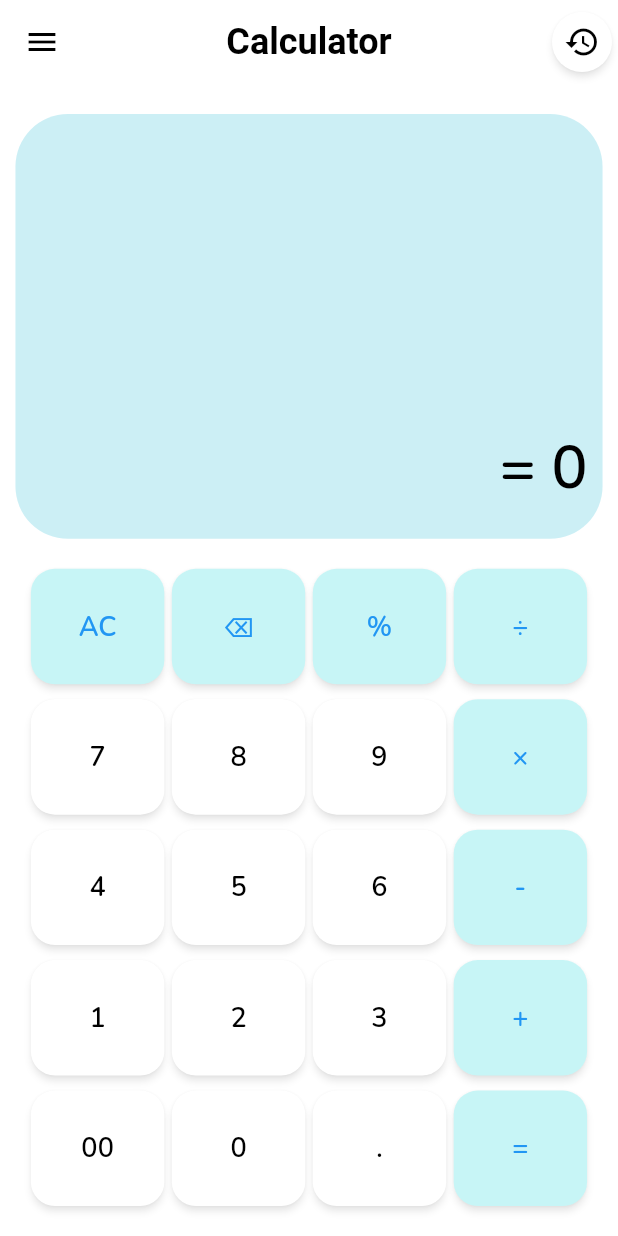
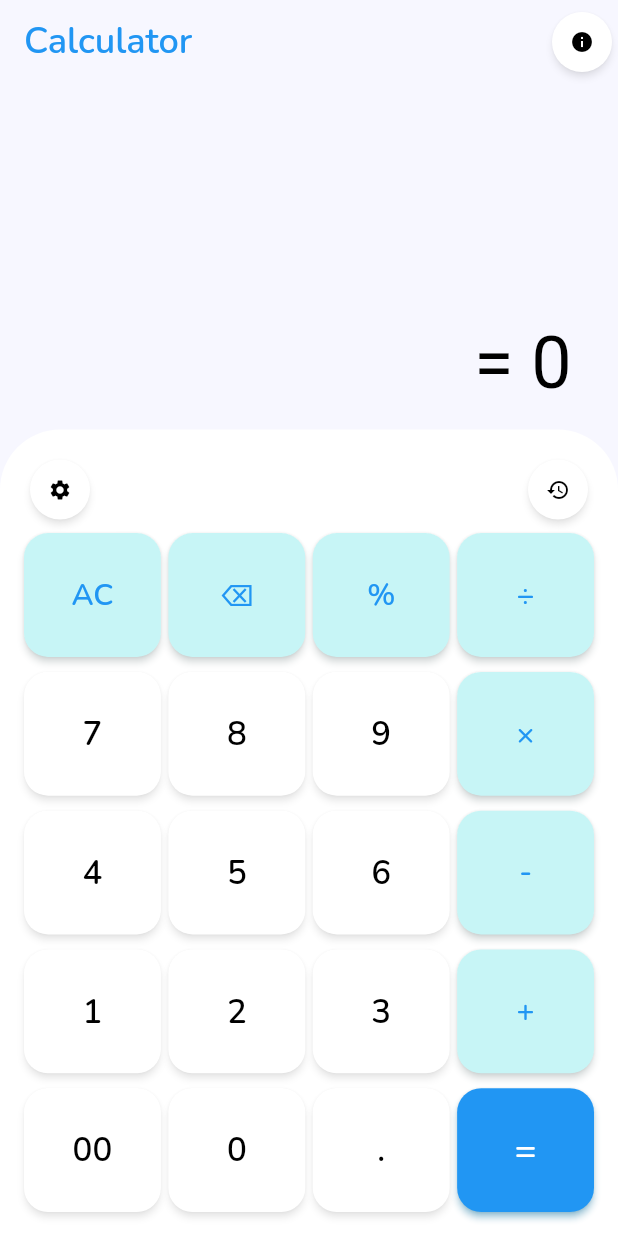
Before and after one commit to momintalha/Simple-Calculator, a Flutter app: the screen it shows after launch, on a phone screen of 412 x 824 dp. Run offline on Flutter 3.47's test engine with Material 3 defaults, Android fonts, the light colour scheme and no system bars; drawn by our look-alikes of auto_size_text; our stand-ins replace flutter_native_splash, math_expressions, shared_preferences, sqflite; accounts and stored records are empty; Roboto replaces fonts that are missing (Montono).

Commit message:
Add copytoClipboard, update all ui screens, add dark and white theme

```diff
--- a/calculator/lib/bootstrap/app_life_cycle_handler.dart
+++ b/calculator/lib/bootstrap/app_life_cycle_handler.dart
@@ -24,7 +24,7 @@ class _AppLifeCycleHandlerState extends State<AppLifeCycleHandler>
   void didChangeAppLifecycleState(AppLifecycleState state) {
     if (state == AppLifecycleState.paused ||
         state == AppLifecycleState.detached) {
-      final calcP = Provider.of<CalculatorProvider>(context);
+      final calcP = Provider.of<CalculatorProvider>(context, listen: false);
       calcP.saveBeforeClose();
     }
     super.didChangeAppLifecycleState(state);
--- /dev/null
+++ b/calculator/lib/services/clipboard_service.dart
@@ -0,0 +1,7 @@
+import 'package:flutter/services.dart';
+
+class ClipboardService {
+  Future<void> copyClipboardText({required String data}) async {
+    await Clipboard.setData(ClipboardData(text: data));
+  }
+}
--- a/calculator/lib/utils/constants/colors.dart
+++ b/calculator/lib/utils/constants/colors.dart
@@ -3,21 +3,24 @@ import 'package:flutter/material.dart';
 class AppColors {
   AppColors._();
 
+  static const Color backgroundLight = Color(0xfff7f7ff);
+  static const Color backgroundDark = Color(0xff263455);
+
   static const Color textLight = Colors.white;
   static const Color textDark = Colors.black;
 
-  static const Color appbarLight = Color(0xff7ecde7);
-  static const Color appbarDark = Color(0xff7ecde7);
+  static const Color appbarLight = Color(0xfff7f7ff);
+  static const Color appbarDark = Color(0xff263455);
 
-  static const Color displayPanelLight = Color(0xff182235);
-  static const Color displayPanelDark = Color(0xffcceff5);
+  static const Color displayPanelLight = Colors.white;
+  static const Color displayPanelDark = Color(0xff16253d);
 
   //calcButton
   static const Color numberButtonLight = Colors.white;
   static const Color numberButtonDark = Color(0xff16253d);
 
   static const Color operatorButtonLight = Color(0xffc7f5f6);
-  static const Color operatorButtonDark = Color(0xff16253d);
+  static const Color operatorButtonDark = Color(0xff3a67aa);
 
   //calcButtonlabel
   static const Color numberButtonLabelLight = Colors.white;
--- a/calculator/lib/utils/theme/custom_themes/theme_appbar.dart
+++ b/calculator/lib/utils/theme/custom_themes/theme_appbar.dart
@@ -5,7 +5,7 @@ class ThemeAppbar {
   ThemeAppbar._();
 
   static AppBarTheme lightTheme = AppBarTheme(
-    backgroundColor: AppColors.appButtonLight,
+    backgroundColor: AppColors.appbarLight,
     centerTitle: true,
     titleTextStyle: TextStyle(
       fontSize: 24,
@@ -16,7 +16,7 @@ class ThemeAppbar {
   );
 
   static AppBarTheme darkTheme = AppBarTheme(
-    backgroundColor: AppColors.appButtonDark,
+    backgroundColor: AppColors.appbarDark,
     centerTitle: true,
     titleTextStyle: TextStyle(
       fontSize: 24,
--- a/calculator/lib/utils/theme/custom_themes/theme_elevated_button.dart
+++ b/calculator/lib/utils/theme/custom_themes/theme_elevated_button.dart
@@ -11,7 +11,8 @@ class ThemeElevatedButton extends ThemeExtension<ThemeElevatedButton> {
 
   static ElevatedButtonThemeData lightTheme = ElevatedButtonThemeData(
     style: ElevatedButton.styleFrom(
-      iconSize: 24,
+      iconSize: 16,
+      iconColor: Colors.black,
       backgroundColor: Colors.white,
       shadowColor: Colors.black45,
       shape: CircleBorder(),
@@ -21,9 +22,10 @@ class ThemeElevatedButton extends ThemeExtension<ThemeElevatedButton> {
 
   static ElevatedButtonThemeData darkTheme = ElevatedButtonThemeData(
     style: ElevatedButton.styleFrom(
-      iconSize: 24,
-      backgroundColor: Colors.white,
-      shadowColor: Colors.black45,
+      iconSize: 16,
+      iconColor: Colors.black,
+      backgroundColor: Color(0xffa9b1f4),
+      shadowColor: Colors.white,
       shape: CircleBorder(),
       elevation: 2,
     ),
--- a/calculator/lib/utils/theme/custom_themes/theme_text.dart
+++ b/calculator/lib/utils/theme/custom_themes/theme_text.dart
@@ -11,28 +11,38 @@ class ThemeText extends ThemeExtension<ThemeText> {
   });
 
   static TextTheme lightTheme = TextTheme(
-    labelSmall: TextStyle(
-      color: AppColors.textDark,
-      fontSize: 18,
-      fontFamily: 'Nunito',
+    bodySmall: TextStyle(
+      color: Colors.black38,
+      fontSize: 24,
+      fontFamily: 'Montono',
+    ),
+    displaySmall: TextStyle(
+      color: Colors.black54,
+      fontSize: 28,
+      fontFamily: 'Montono',
     ),
     displayMedium: TextStyle(
       color: AppColors.textDark,
-      fontSize: 40,
-      fontFamily: 'Nunito',
+      fontSize: 48,
+      fontFamily: 'Montono',
     ),
   );
 
   static TextTheme darkTheme = TextTheme(
-    labelSmall: TextStyle(
-      color: Colors.white,
-      fontSize: 18,
-      fontFamily: 'Nunito',
+    bodySmall: TextStyle(
+      color: Colors.white38,
+      fontSize: 24,
+      fontFamily: 'Montono',
+    ),
+    displaySmall: TextStyle(
+      color: Colors.white38,
+      fontSize: 28,
+      fontFamily: 'Montono',
     ),
     displayMedium: TextStyle(
       color: Colors.white,
-      fontSize: 40,
-      fontFamily: 'Nunito',
+      fontSize: 48,
+      fontFamily: 'Montono',
     ),
   );
 
--- a/calculator/lib/utils/theme/theme.dart
+++ b/calculator/lib/utils/theme/theme.dart
@@ -10,7 +10,9 @@ class AppTheme {
   static ThemeData lightTheme = ThemeData(
     brightness: Brightness.light,
     colorScheme: ColorScheme.light(
-      surfaceContainerHighest: AppColors.displayPanelDark,
+      primary: Colors.black12,
+      primaryContainer: AppColors.backgroundLight,
+      surfaceContainerHighest: AppColors.displayPanelLight,
     ),
     elevatedButtonTheme: ThemeElevatedButton.lightTheme,
     textTheme: ThemeText.lightTheme,
@@ -25,6 +27,7 @@ class AppTheme {
         ),
         operatorButtonStyle: ElevatedButton.styleFrom(
           backgroundColor: AppColors.operatorButtonLight,
+          shadowColor: Color(0xffe8f6f6),
           shape: RoundedRectangleBorder(
             borderRadius: BorderRadiusGeometry.circular(16),
           ),
@@ -34,14 +37,14 @@ class AppTheme {
         numberButtonTextTheme: TextTheme(
           labelSmall: TextStyle(
             color: AppColors.numberButtonLabelDark,
-            fontSize: 18,
+            fontSize: 22,
             fontFamily: 'Nunito',
           ),
         ),
         operatorButtonTextTheme: TextTheme(
           labelSmall: TextStyle(
             color: AppColors.operatorButtonLabelDark,
-            fontSize: 18,
+            fontSize: 20,
             fontFamily: 'Nunito',
           ),
         ),
@@ -52,7 +55,9 @@ class AppTheme {
   static ThemeData darkTheme = ThemeData(
     brightness: Brightness.dark,
     colorScheme: ColorScheme.dark(
-      surfaceContainerHighest: AppColors.displayPanelLight,
+      primary: Colors.white38,
+      primaryContainer: AppColors.backgroundDark,
+      surfaceContainerHighest: AppColors.displayPanelDark,
     ),
     elevatedButtonTheme: ThemeElevatedButton.darkTheme,
     textTheme: ThemeText.darkTheme,
@@ -67,6 +72,7 @@ class AppTheme {
         ),
         operatorButtonStyle: ElevatedButton.styleFrom(
           backgroundColor: AppColors.operatorButtonDark,
+          shadowColor: Colors.lightBlueAccent,
           shape: RoundedRectangleBorder(
             borderRadius: BorderRadiusGeometry.circular(16),
           ),
@@ -76,14 +82,14 @@ class AppTheme {
         numberButtonTextTheme: TextTheme(
           labelSmall: TextStyle(
             color: AppColors.numberButtonLabelLight,
-            fontSize: 18,
+            fontSize: 22,
             fontFamily: 'Nunito',
           ),
         ),
         operatorButtonTextTheme: TextTheme(
           labelSmall: TextStyle(
             color: AppColors.operatorButtonLabelDark,
-            fontSize: 18,
+            fontSize: 20,
             fontFamily: 'Nunito',
           ),
         ),
--- a/calculator/lib/views/screens/calculator_screen.dart
+++ b/calculator/lib/views/screens/calculator_screen.dart
@@ -22,44 +22,78 @@ class _CalculatorScreenState extends State<CalculatorScreen> {
   @override
   Widget build(BuildContext context) {
     return Scaffold(
-      drawer: AboutScreen(),
       appBar: AppBar(
         title: Text(
-          "Calculator",
-          style: Theme.of(context).appBarTheme.titleTextStyle,
+          'Calculator',
+          style: TextStyle(color: Colors.blue, fontFamily: 'Nunito'),
         ),
+        centerTitle: false,
         actions: [
           IconButton(
             style: Theme.of(context).elevatedButtonTheme.style,
             onPressed: () {
-              Navigator.of(context).push(
-                MaterialPageRoute(builder: (context) => ResultHistoryScreen()),
-              );
+              Navigator.of(
+                context,
+              ).push(MaterialPageRoute(builder: (context) => AboutScreen()));
             },
-            icon: Icon(Icons.history),
+            icon: Icon(Icons.info),
           ),
         ],
       ),
       body: Container(
         width: double.maxFinite,
         height: double.maxFinite,
-        padding: EdgeInsets.symmetric(vertical: 20),
-        color: Colors.white,
+        color: Theme.of(context).colorScheme.primaryContainer,
         child: Column(
           children: [
             Expanded(
-              flex: 2,
+              flex: 3,
               child: SizedBox(
-                width: MediaQuery.of(context).size.width * 0.95,
-                child: DisplayPanel(),
+                width: MediaQuery.of(context).size.width * 0.85,
+                child: Padding(
+                  padding: const EdgeInsets.symmetric(vertical: 16.0),
+                  child: DisplayPanel(),
+                ),
               ),
             ),
-            SizedBox(height: 20),
             Expanded(
-              flex: 3,
-              child: SizedBox(
-                width: MediaQuery.of(context).size.width * 0.9,
-                child: CalcButtonGrid(),
+              flex: 7,
+              child: Container(
+                padding: EdgeInsets.all(16),
+                decoration: BoxDecoration(
+                  color: Theme.of(context).colorScheme.surfaceContainerHighest,
+                  borderRadius: BorderRadius.only(
+                    topLeft: Radius.circular(40),
+                    topRight: Radius.circular(40),
+                  ),
+                ),
+                child: Column(
+                  spacing: 5,
+                  children: [
+                    Row(
+                      mainAxisAlignment: MainAxisAlignment.spaceBetween,
+                      children: [
+                        IconButton(
+                          style: Theme.of(context).elevatedButtonTheme.style,
+                          onPressed: () {},
+                          icon: Icon(Icons.settings),
+                        ),
+                        IconButton(
+                          style: Theme.of(context).elevatedButtonTheme.style,
+                          onPressed: () {
+                            Navigator.of(context).push(
+                              MaterialPageRoute(
+                                builder: (context) => ResultHistoryScreen(),
+                              ),
+                            );
+                          },
+                          icon: Icon(Icons.history),
+                        ),
+                      ],
+                    ),
+                    Expanded(flex: 6, child: CalcButtonGrid()),
+                  ],
+                ),
               ),
             ),
           ],
--- a/calculator/lib/views/widgets/calculator_button_grid.dart
+++ b/calculator/lib/views/widgets/calculator_button_grid.dart
@@ -71,12 +71,25 @@ class CalcButtonGrid extends StatelessWidget {
                   },
                 );
               case '=':
-                return CalcButton(
-                  label: buttonGrid[index],
-                  buttonType: false,
-                  onTap: () {
+                return ElevatedButton(
+                  onPressed: () {
                     calcP.onTapEqual(hisP);
                   },
+                  style: ElevatedButton.styleFrom(
+                    backgroundColor: Colors.blue,
+                    shadowColor: Colors.lightBlueAccent,
+                    shape: RoundedRectangleBorder(
+                      borderRadius: BorderRadiusGeometry.circular(16),
+                    ),
+                  ),
+                  child: Text(
+                    '=',
+                    style: TextStyle(
+                      color: Colors.white,
+                      fontSize: 24,
+                      fontFamily: 'Nunito',
+                    ),
+                  ),
                 );
               case '0' ||
                   '00' ||
--- a/calculator/lib/views/widgets/display_panel.dart
+++ b/calculator/lib/views/widgets/display_panel.dart
@@ -10,41 +10,26 @@ class DisplayPanel extends StatelessWidget {
   Widget build(BuildContext context) {
     return Consumer<CalculatorProvider>(
       builder: (context, value, _) {
-        return Container(
-          decoration: BoxDecoration(
-            color: Theme.of(context).colorScheme.surfaceContainerHighest,
-            borderRadius: BorderRadius.circular(35),
-          ),
-          child: Column(
+        return Column(
+          crossAxisAlignment: CrossAxisAlignment.end,
+          spacing: 10,
           children: [
             Expanded(
-                flex: 2,
-                child: Padding(
-                  padding: EdgeInsetsGeometry.symmetric(horizontal: 10),
               child: MyTextField(
                 value.input,
-                    maxLines: 3,
-                    alignment: Alignment.bottomRight,
-                    tFontSize: 40,
-                    tColor: Colors.grey,
+                maxLines: 4,
+                textAlign: TextAlign.right,
+                isLarge: false,
               ),
             ),
-              ),
-              Expanded(
-                flex: 1,
-                child: Padding(
-                  padding: EdgeInsetsGeometry.symmetric(horizontal: 10),
+            FittedBox(
               child: MyTextField(
                 '= ${value.output}',
                 maxLines: 1,
-                    alignment: Alignment.centerRight,
-                    tFontSize: (value.isResultShown) ? 40 : 30,
-                    tColor: Colors.white,
-                  ),
+                textAlign: TextAlign.end,
               ),
             ),
           ],
-          ),
         );
       },
     );
--- a/calculator/lib/views/widgets/my_text_field.dart
+++ b/calculator/lib/views/widgets/my_text_field.dart
@@ -1,31 +1,32 @@
-import 'package:auto_size_text/auto_size_text.dart';
 import 'package:flutter/material.dart';
 
 class MyTextField extends StatelessWidget {
   final String text;
   final int maxLines;
-  final Alignment alignment;
-  final double tFontSize;
-  final Color tColor;
+  final TextAlign textAlign;
+  final bool isLarge;
 
   const MyTextField(
     this.text, {
     super.key,
     required this.maxLines,
-    required this.alignment,
-    required this.tFontSize,
-    required this.tColor,
+    this.textAlign = TextAlign.right,
+    this.isLarge = true,
   });
 
   @override
   Widget build(BuildContext context) {
     return Container(
-      alignment: alignment,
-      child: AutoSizeText(
+      alignment: Alignment.bottomRight,
+      child: Text(
         text,
         textDirection: TextDirection.ltr,
+        textAlign: textAlign,
+        softWrap: true,
         maxLines: maxLines,
-        style: Theme.of(context).textTheme.displayMedium,
+        style: (isLarge)
+            ? Theme.of(context).textTheme.displayMedium
+            : Theme.of(context).textTheme.displaySmall,
       ),
     );
   }
```
Also changed, not shown: calculator/lib/viewmodels/calculator_provider.dart (+9 -3 lines), calculator/lib/views/screens/about_screen.dart (+47 -14 lines), calculator/lib/views/screens/history_screen.dart (+17 -8 lines). Lines whose indentation alone changed are shown as unchanged.
